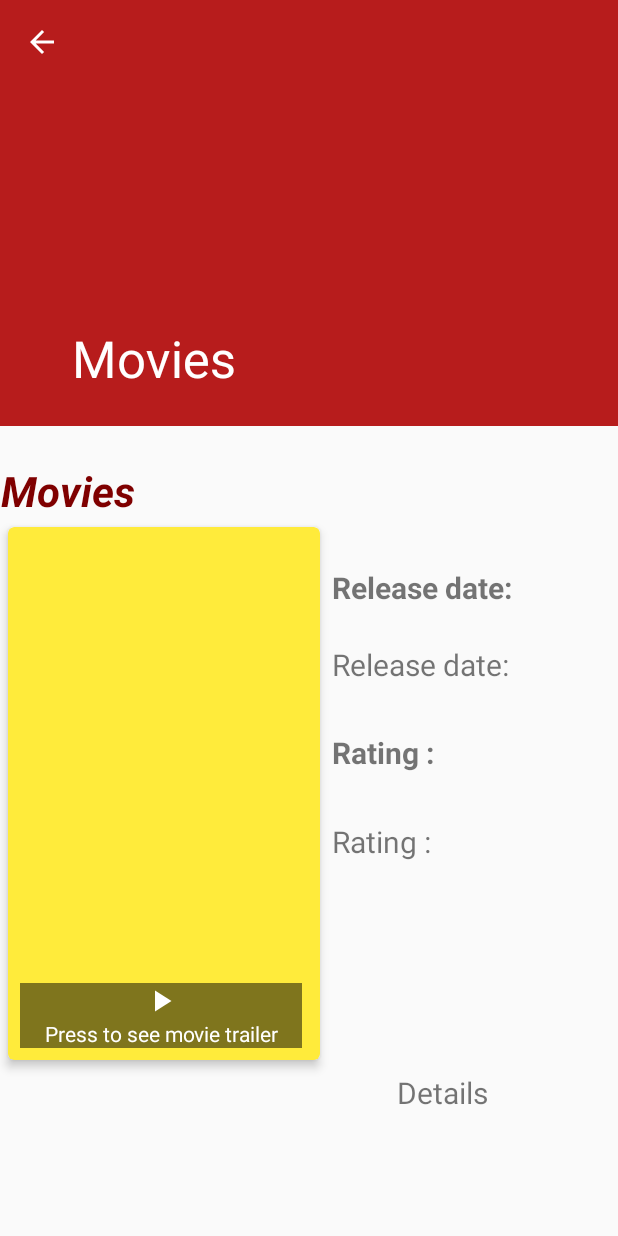
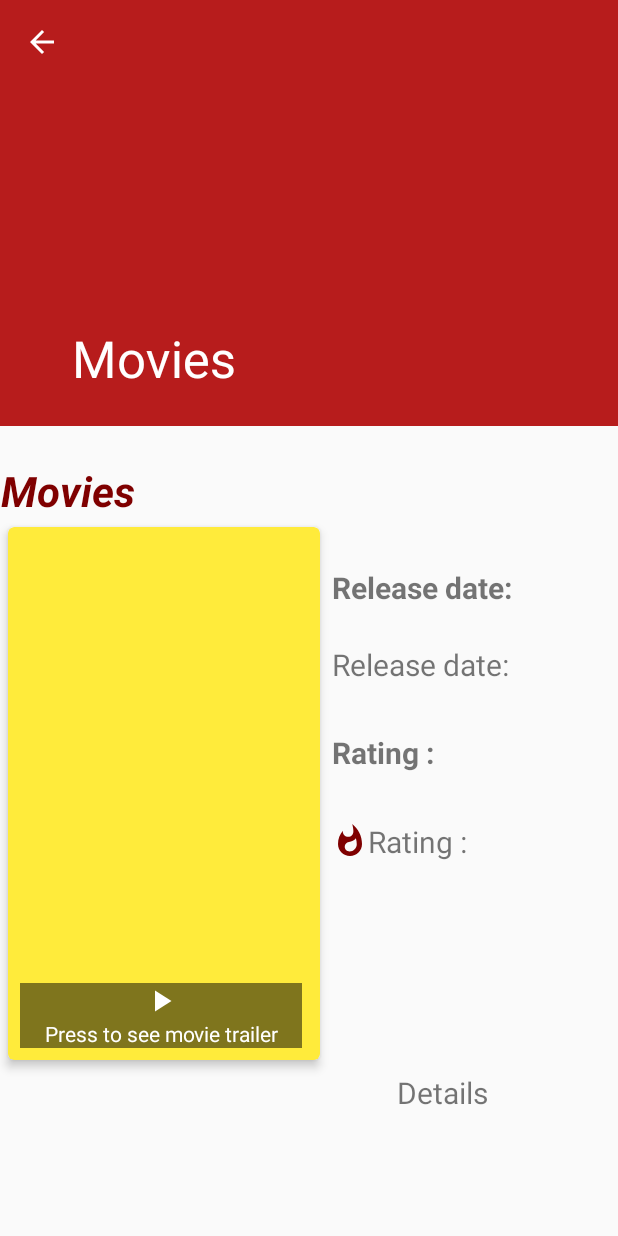
Before and after one commit to anagnostou74/PopularMovies, an Android app: the DetailActivity screen opened directly, with no data from a screen before it, on a phone screen of 412 x 824 dp. Run offline under Robolectric (Android 15) with nearby library versions, the phone set to English and light mode, and no system bars; our stand-ins replace ButterKnife, Picasso; network calls fail; pictures from the network do not load.

Commit message:
OkHttp implementation No internet error Icon in movie details rating

```diff
--- a/app/build.gradle
+++ b/app/build.gradle
@@ -42,4 +42,6 @@ dependencies {
     compile 'com.jakewharton:butterknife:8.8.1'
     annotationProcessor 'com.jakewharton:butterknife-compiler:8.8.1'
     implementation 'com.squareup.okhttp3:okhttp:3.9.1'
+    compile 'com.android.volley:volley:1.1.0'
+
 }
--- /dev/null
+++ b/app/src/main/res/drawable/ic_top_rated_color.xml
@@ -0,0 +1,9 @@
+<vector xmlns:android="http://schemas.android.com/apk/res/android"
+        android:width="24dp"
+        android:height="24dp"
+        android:viewportWidth="24.0"
+        android:viewportHeight="24.0">
+    <path
+        android:fillColor="#7f0000"
+        android:pathData="M13.5,0.67s0.74,2.65 0.74,4.8c0,2.06 -1.35,3.73 -3.41,3.73 -2.07,0 -3.63,-1.67 -3.63,-3.73l0.03,-0.36C5.21,7.51 4,10.62 4,14c0,4.42 3.58,8 8,8s8,-3.58 8,-8C20,8.61 17.41,3.8 13.5,0.67zM11.71,19c-1.78,0 -3.22,-1.4 -3.22,-3.14 0,-1.62 1.05,-2.76 2.81,-3.12 1.77,-0.36 3.6,-1.21 4.62,-2.58 0.39,1.29 0.59,2.65 0.59,4.04 0,2.65 -2.15,4.8 -4.8,4.8z"/>
+</vector>
--- a/app/src/main/res/layout/activity_movie_detail.xml
+++ b/app/src/main/res/layout/activity_movie_detail.xml
@@ -155,6 +155,8 @@
                 android:layout_height="wrap_content"
                 android:layout_marginBottom="116dp"
                 android:layout_marginTop="8dp"
+                android:drawableLeft="@drawable/ic_top_rated_color"
+                android:drawableStart="@drawable/ic_top_rated_color"
                 android:text="@string/rating"
                 android:textSize="20sp"
                 app:layout_constraintBottom_toTopOf="@+id/activity_detail_overview"
```
Also changed, not shown: app/src/main/java/gr/mobap/popularmovies/MainActivity.java (+12 -2 lines), app/src/main/java/gr/mobap/popularmovies/utilities/NetworkUtility.java (+10 -17 lines), app/src/main/res/layout/activity_main.xml (+10 -0 lines).
